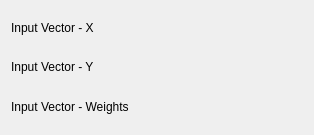
First picture: the form in src/plugins/fits/lorentzian_weighted/fitlorentzian_weightedconfig.ui, repository Kst-plot/kst, before the edit.
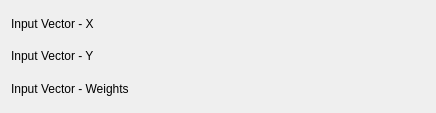
Second picture: the form after the edit. Custom widgets are drawn as their Qt base class.

What changed in the file:
```diff
--- a/src/plugins/fits/lorentzian_weighted/fitlorentzian_weightedconfig.ui
+++ b/src/plugins/fits/lorentzian_weighted/fitlorentzian_weightedconfig.ui
@@ -5,10 +5,16 @@
    <rect>
     <x>0</x>
     <y>0</y>
-    <width>314</width>
-    <height>135</height>
+    <width>436</width>
+    <height>113</height>
    </rect>
   </property>
+  <property name="minimumSize" >
+   <size>
+    <width>400</width>
+    <height>0</height>
+   </size>
+  </property>
   <layout class="QVBoxLayout" name="verticalLayout" >
    <item>
     <layout class="QHBoxLayout" name="horizontalLayout_2" >
```
